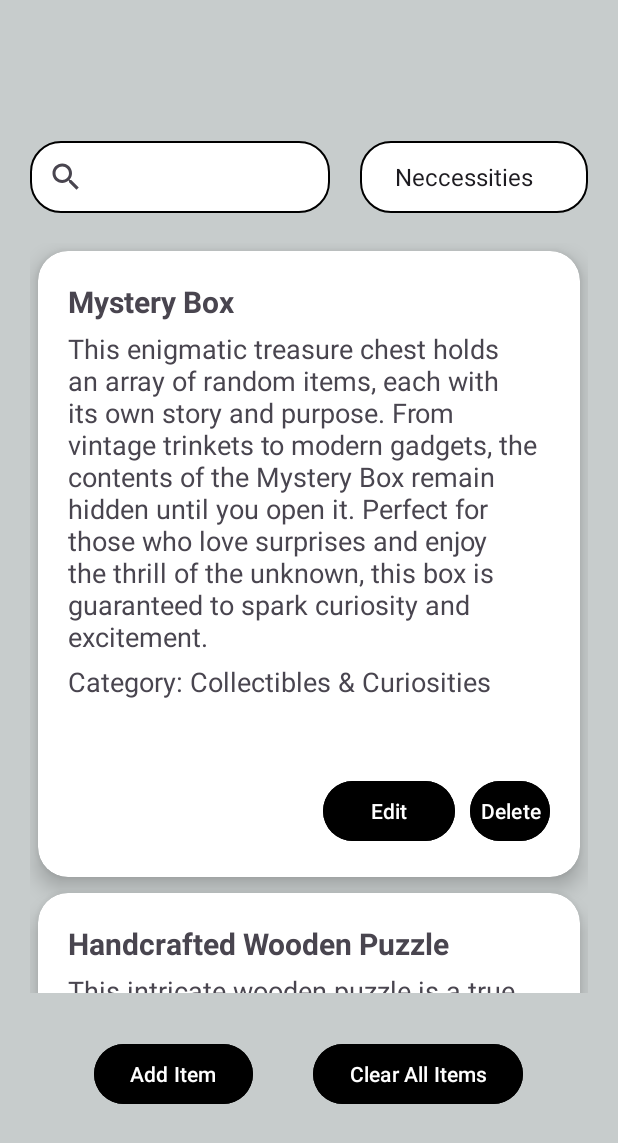
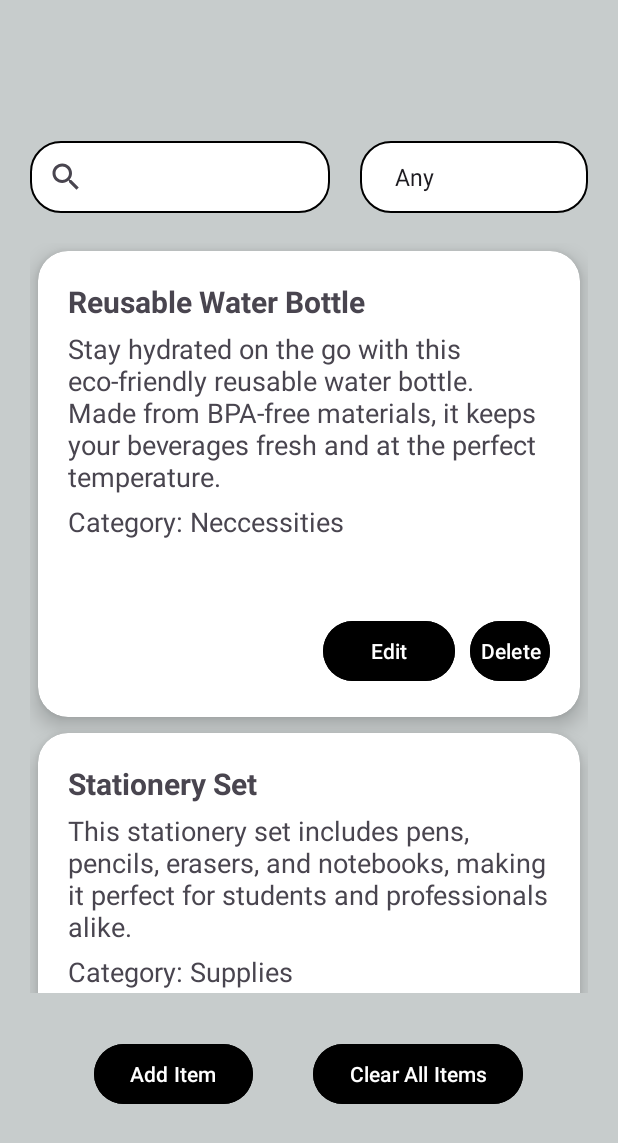
Before and after one commit to DragunWF/QuickInventoryApp, an Android app: the screen it shows after launch (MainActivity), on a phone screen of 412 x 824 dp. Shown: the top 1143 px of the screen. Run offline under Robolectric (Android 15) with nearby library versions, the phone set to English and light mode, and no system bars.

```diff
--- a/app/src/main/java/com/example/inventoryquickcount/MainActivity.java
+++ b/app/src/main/java/com/example/inventoryquickcount/MainActivity.java
@@ -12,12 +12,17 @@ import android.view.View;
 import android.widget.AdapterView;
 import android.widget.ArrayAdapter;
 import android.widget.Button;
+import android.widget.SearchView;
 import android.widget.Spinner;
 
 import com.example.inventoryquickcount.adapters.ItemAdapter;
+import com.example.inventoryquickcount.data.Item;
 import com.example.inventoryquickcount.helpers.DatabaseHelper;
 import com.example.inventoryquickcount.helpers.Utils;
 import com.example.inventoryquickcount.services.ItemService;
+
+import java.util.ArrayList;
+import java.util.List;
 
 public class MainActivity extends AppCompatActivity {
     private Button clearBtn, addBtn;
@@ -26,6 +31,7 @@ public class MainActivity extends AppCompatActivity {
     private ItemAdapter itemAdapter;
     private RecyclerView.LayoutManager layoutManager;
 
+    private SearchView searchBar;
     private Spinner categorySpinner;
     private String selectedCategory = "";
 
@@ -42,8 +48,10 @@ public class MainActivity extends AppCompatActivity {
 
         try {
             DatabaseHelper.initialize(this);
+            DatabaseHelper.clear();
             DatabaseHelper.addDummyData();
 
+            searchBar = findViewById(R.id.searchBar);
             categorySpinner = findViewById(R.id.itemCategorySpinner);
             itemRecycler = findViewById(R.id.itemRecycler);
             clearBtn = findViewById(R.id.clearBtn);
@@ -52,6 +60,7 @@ public class MainActivity extends AppCompatActivity {
             setClickListeners();
             setRecycler();
             setSpinner();
+            setSearch();
         } catch (Exception err) {
             err.printStackTrace();
         }
@@ -100,10 +109,57 @@ public class MainActivity extends AppCompatActivity {
         adapter.setDropDownViewResource(android.R.layout.simple_spinner_dropdown_item);
         categorySpinner.setAdapter(adapter);
 
-        categorySpinner.setOnItemClickListener(new AdapterView.OnItemClickListener() {
+        categorySpinner.setOnItemSelectedListener(new AdapterView.OnItemSelectedListener() {
             @Override
-            public void onItemClick(AdapterView<?> adapterView, View view, int pos, long l) {
-                selectedCategory = adapter.getItem(pos).toString();
+            public void onItemSelected(AdapterView<?> adapterView, View view, int i, long l) {
+                String selectedCategory = adapterView.getItemAtPosition(i).toString();
+                if (selectedCategory.equals("Any")) {
+                    itemAdapter.updateDataSet();
+                    return;
+                }
+
+                List<Item> results = new ArrayList<>();
+                for (Item item : DatabaseHelper.getItemBank().getAll()) {
+                    if (item.getCategory().equals(selectedCategory)) {
+                        results.add(item);
+                    }
+                }
+                itemAdapter.updateDataSet(results);
+            }
+
+            @Override
+            public void onNothingSelected(AdapterView<?> adapterView) {
+
+            }
+        });
+    }
+
+    private void setSearch() {
+        searchBar.setOnQueryTextListener(new SearchView.OnQueryTextListener() {
+            @Override
+            public boolean onQueryTextSubmit(String s) {
+                update(s);
+                return false;
+            }
+
+            @Override
+            public boolean onQueryTextChange(String s) {
+                update(s);
+                return false;
+            }
+
+            public void update(String query) {
+                List<Item> results = new ArrayList<>();
+
+                query = query.toLowerCase();
+                for (Item item : DatabaseHelper.getItemBank().getAll()) {
+                    String itemTitle = item.getTitle().toLowerCase();
+                    if (itemTitle.contains(query)) {
+                        results.add(item);
+                    }
+                }
+
+                itemAdapter.updateDataSet(results);
             }
         });
     }
--- a/app/src/main/java/com/example/inventoryquickcount/adapters/ItemAdapter.java
+++ b/app/src/main/java/com/example/inventoryquickcount/adapters/ItemAdapter.java
@@ -1,5 +1,6 @@
 package com.example.inventoryquickcount.adapters;
 
+import android.annotation.SuppressLint;
 import android.content.Context;
 import android.content.DialogInterface;
 import android.content.Intent;
@@ -90,6 +91,7 @@ public class ItemAdapter extends RecyclerView.Adapter<ItemAdapter.ViewHolder> {
     }
 
     // Replace the contents of a view (invoked by the layout manager)
+    @SuppressLint("SetTextI18n")
     @Override
     public void onBindViewHolder(ViewHolder viewHolder, final int position) {
 
--- a/app/src/main/java/com/example/inventoryquickcount/helpers/DatabaseHelper.java
+++ b/app/src/main/java/com/example/inventoryquickcount/helpers/DatabaseHelper.java
@@ -24,13 +24,20 @@ public class DatabaseHelper {
         return itemBank;
     }
 
-    public static void addDummyData(){
+    public static void addDummyData() {
         if (itemBank.getAll().isEmpty()) {
-            ItemService.add(new Item("Mystery Box","This enigmatic treasure chest holds an array of random items, each with its own story and purpose. From vintage trinkets to modern gadgets, the contents of the Mystery Box remain hidden until you open it. Perfect for those who love surprises and enjoy the thrill of the unknown, this box is guaranteed to spark curiosity and excitement.","Collectibles & Curiosities"));
-            ItemService.add(new Item("Handcrafted Wooden Puzzle","This intricate wooden puzzle is a true test of patience and skill. Made from high-quality hardwood, each piece is carefully cut and shaped to ensure a challenging and rewarding experience. Perfect for puzzle enthusiasts or as a unique gift, this puzzle is both beautiful and brain-teasing.","Puzzles & Brain Teasers"));
-            ItemService.add(new Item("Vintage Pocket Watch","A timeless piece of craftsmanship, this vintage pocket watch exudes elegance and history. With its intricate engravings and classic design, it offers a glimpse into a bygone era. Whether as a collector's item or a stylish accessory, this pocket watch adds a touch of sophistication to any outfit.","Antiques & Collectibles"));
-            ItemService.add(new Item("Solar-Powered Garden Light","Illuminate your garden with this eco-friendly solar-powered light. It harnesses the power of the sun during the day and automatically lights up at night, providing a warm and inviting glow. Ideal for pathways, patios, or garden beds, this light is both practical and environmentally conscious.","Outdoor & Garden"));
-            ItemService.add(new Item("Exotic Spice Blend","Elevate your culinary creations with this exotic spice blend. Featuring a harmonious mix of spices from around the world, it adds a burst of flavor to any dish. Perfect for adventurous cooks and food enthusiasts, this blend brings a taste of global cuisine to your kitchen.","Cooking & Food"));
+            String[] categories = { "Neccessities", "Supplies", "Materials", "Tools", "Products", "Others" };
+
+            ItemService.add(new Item("Reusable Water Bottle", "Stay hydrated on the go with this eco-friendly reusable water bottle. Made from BPA-free materials, it keeps your beverages fresh and at the perfect temperature.", categories[0]));
+            ItemService.add(new Item("Stationery Set", "This stationery set includes pens, pencils, erasers, and notebooks, making it perfect for students and professionals alike.", categories[1]));
+            ItemService.add(new Item("Fabric Roll", "High-quality fabric roll suitable for tailoring, crafting, and upholstery projects. Durable and available in various colors and patterns.", categories[2]));
+            ItemService.add(new Item("Multi-Tool Kit", "A compact and versatile multi-tool featuring pliers, screwdrivers, and a knife. Ideal for DIY projects and emergency fixes.", categories[3]));
+            ItemService.add(new Item("Organic Soap Bar", "Handmade organic soap with natural ingredients to keep your skin fresh and moisturized. Perfect for daily skincare routines.", categories[4]));
+            ItemService.add(new Item("Mystery Surprise Box", "A fun surprise box containing random items from different categories. A great gift idea for those who love surprises.", categories[5]));
         }
     }
+
+    public static void clear() {
+        itemBank.clear();
+    }
 }
--- a/app/src/main/res/values/strings.xml
+++ b/app/src/main/res/values/strings.xml
@@ -1,6 +1,15 @@
 <resources>
     <string name="app_name">InventoryQuickCount</string>
     <string-array name="categories_array">
+        <item>Any</item>
+        <item>Neccessities</item>
+        <item>Supplies</item>
+        <item>Materials</item>
+        <item>Tools</item>
+        <item>Products</item>
+        <item>Others</item>
+    </string-array>
+    <string-array name="categories_array_form">
         <item>Neccessities</item>
         <item>Supplies</item>
         <item>Materials</item>
```
Also changed, not shown: app/src/main/java/com/example/inventoryquickcount/AddEditItem.java (+16 -4 lines).
